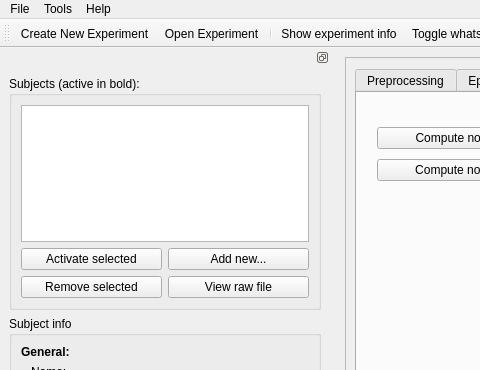
The window that meggie_batch/ui/qt4Designer_ui_files/mainWindowBatch.ui (cibr-jyu/meggie) describes before a commit, drawn with Qt 5; both pictures show x 0 to 480 and y 0 to 370 of the 1379 by 765 pixel window.
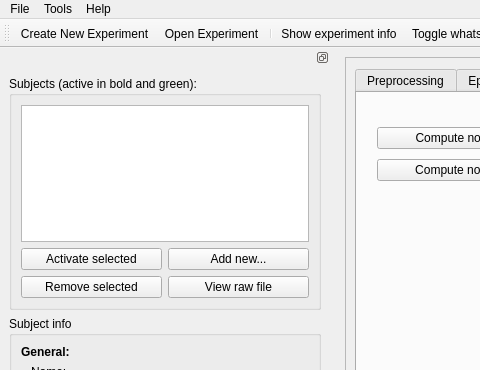
The same window after the commit. The open tabs and pages were chosen to show the change. Icons and pictures are not drawn.

Commit message: Make subject list MVC-based

The edit to the form file:
```diff
--- a/meggie_batch/ui/qt4Designer_ui_files/mainWindowBatch.ui
+++ b/meggie_batch/ui/qt4Designer_ui_files/mainWindowBatch.ui
@@ -3195,7 +3195,7 @@
      <item row="0" column="0">
       <widget class="QGroupBox" name="groupBoxSubject_2">
        <property name="title">
-        <string>Subjects (active in bold):</string>
+        <string>Subjects (active in bold and green):</string>
        </property>
        <layout class="QGridLayout" name="gridLayout_12">
         <property name="margin">
```
Left out of the diff: 8 changed lines with no effect on the pictures. The commit also changes 6 other files.
